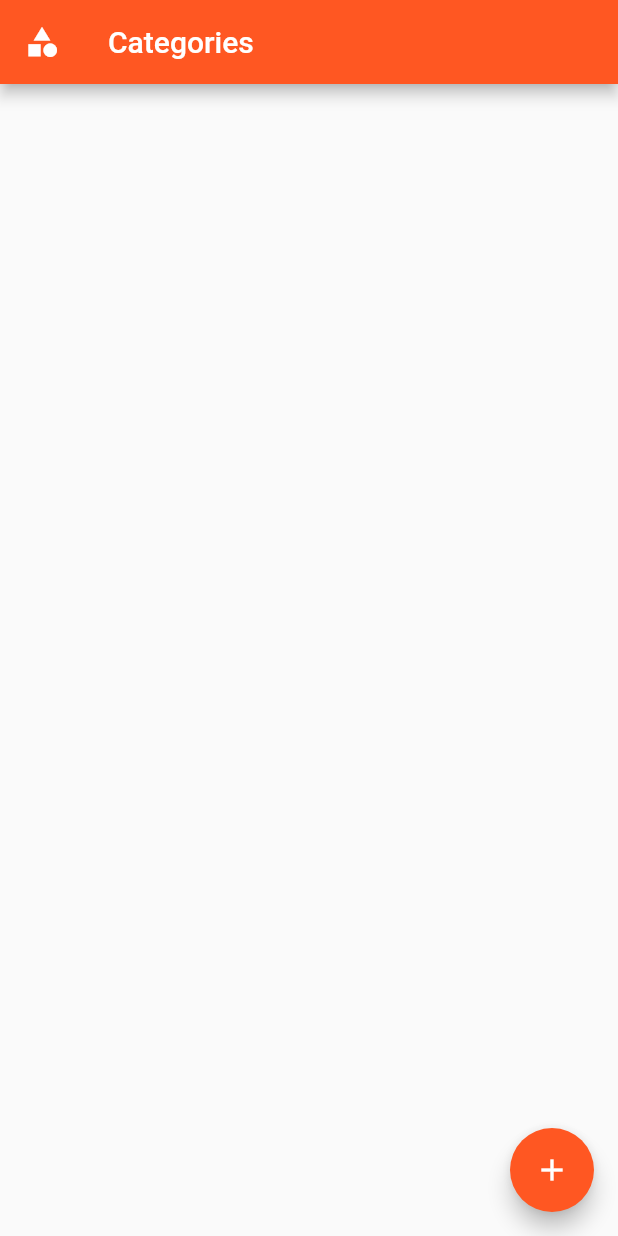
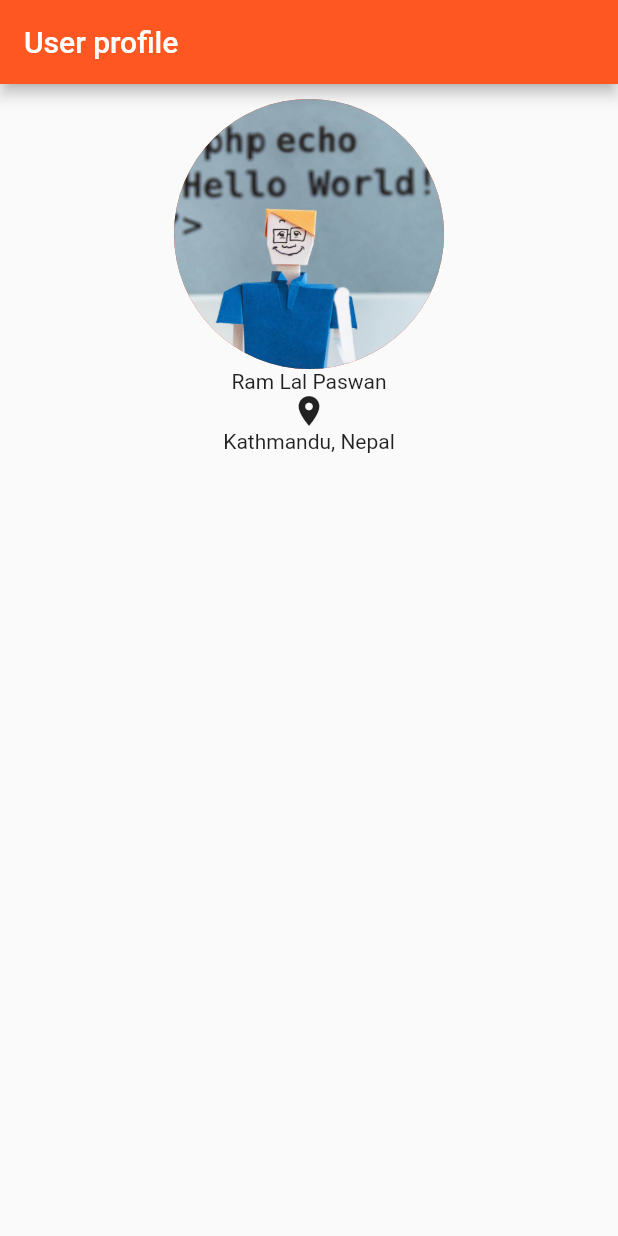
Before and after one commit to inirpa/general_newari, a Flutter app: the screen it shows after launch, on a phone screen of 412 x 824 dp. Run offline on Flutter 3.47's test engine with Material 2 defaults, Android fonts, the phone set to English and light mode, and no system bars; our stand-ins replace sqflite; accounts and stored records are empty.

```diff
--- a/lib/main.dart
+++ b/lib/main.dart
@@ -1,5 +1,6 @@
 import 'package:flutter/material.dart';
 import 'package:general_newari/screens/category_list.dart';
+import 'package:general_newari/screens/user_profile.dart';
 import 'package:general_newari/screens/word_detail.dart';
 
 void main() {
@@ -15,7 +16,7 @@ class MyApp extends StatelessWidget {
       theme: ThemeData(
         primarySwatch: Colors.deepOrange ,
       ),
-      home: CategoryList(),
+      home: UserProfile(),
     );
   }
 }
--- a/lib/screens/category_list.dart
+++ b/lib/screens/category_list.dart
@@ -69,13 +69,21 @@ class CategoryListState extends State<CategoryList> {
               navigateToWords(this.categories[position],'Edit ');
             },
           ),
+
         );
       },
     );
   }
 
   Icon getCategoryIcon(String icon){
-    return Icon(Icons.gavel);
+    switch (icon) {
+      case 'add':
+        return Icon(Icons.add);
+      case 'gavel':
+        return Icon(Icons.gavel);
+      default:
+        return Icon(Icons.verified_user);
+    }
   }
 
   void navigateToWords(Categories category, String title) async {
--- /dev/null
+++ b/lib/screens/user_profile.dart
@@ -0,0 +1,37 @@
+import 'package:flutter/material.dart';
+
+class UserProfile extends StatefulWidget {
+  @override
+  _UserProfileState createState() => _UserProfileState();
+}
+
+class _UserProfileState extends State<UserProfile> {
+  @override
+  Widget build(BuildContext context) {
+    return Scaffold(
+      appBar: AppBar(
+        title: Text('User profile'),
+      ),
+      body: (Padding(
+        padding: EdgeInsets.all(10.0),
+        child: Column(
+          children: <Widget>[
+            Center(
+              child: Column(
+                children: <Widget>[
+                  CircleAvatar(
+                    backgroundImage: AssetImage('images/profile_image.jpg'),
+                    radius: 90.0,
+                  ),
+                  Text('Ram Lal Paswan'),
+                  Icon(Icons.location_on),
+                  Text("Kathmandu, Nepal")
+                ],
+              ),
+            )
+          ],
+        ),
+      )),
+    );
+  }
+}
--- a/pubspec.yaml
+++ b/pubspec.yaml
@@ -44,9 +44,8 @@ flutter:
   uses-material-design: true
 
   # To add assets to your application, add an assets section, like this:
-  # assets:
-  #  - images/a_dot_burr.jpeg
-  #  - images/a_dot_ham.jpeg
+  assets:
+    - images/profile_image.jpg
 
   # An image asset can refer to one or more resolution-specific "variants", see
   # https://flutter.io/assets-and-images/#resolution-aware.
```
Also changed, not shown: images/profile_image.jpg (added).
